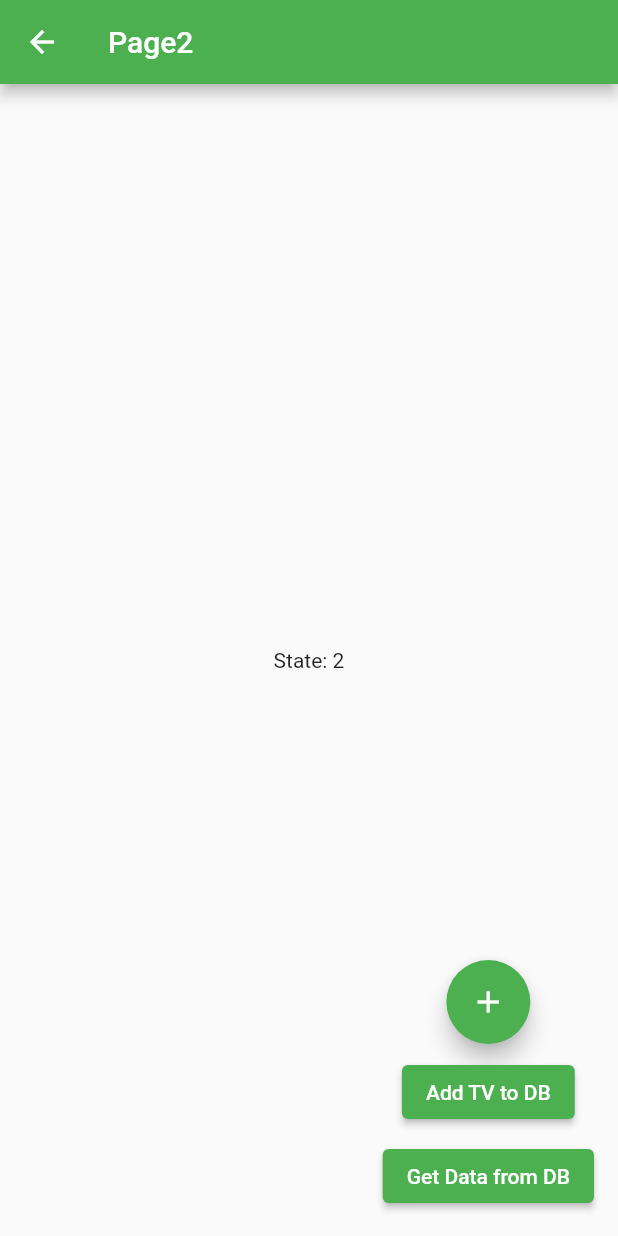
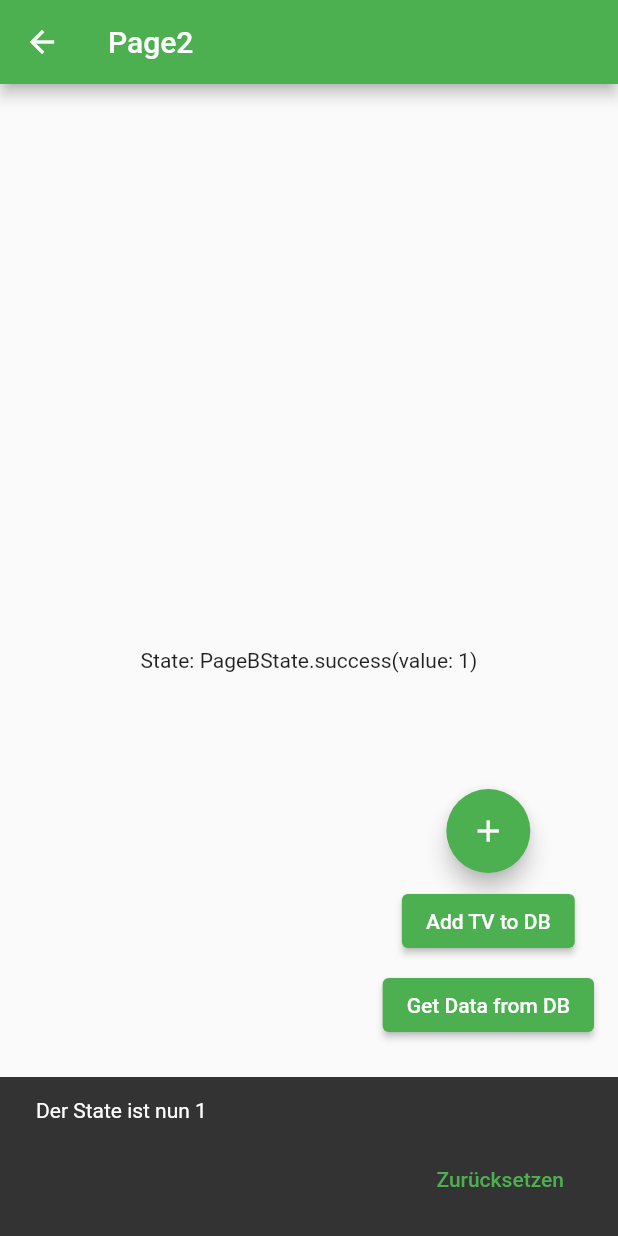
Before and after one commit to FrederickKlyk/FlutterBasics, a Flutter app: the _PageB screen opened directly, after a tap on the "add" icon, on a phone screen of 412 x 824 dp. Run offline on Flutter 3.47's test engine with Material 2 defaults, Android fonts, the phone set to English and light mode, and no system bars; our stand-ins replace bloc, flutter_bloc, freezed_annotation, get_it, logger, sqflite; accounts and stored records are empty.

Commit message:
add sealedclasses for bloc states, add callback for snackbar undo function

```diff
--- a/lib/di/GetItInitializer.dart
+++ b/lib/di/GetItInitializer.dart
@@ -1,5 +1,5 @@
 import 'package:demo1/io/local/DatabaseHelper.dart';
-import 'package:demo1/ui/pageb/PageBCubit.dart';
+import 'package:demo1/ui/pageb/page_b_cubit.dart';
 import 'package:get_it/get_it.dart';
 
 class GetItInitializer {
--- a/lib/ui/pageb/PageB.dart
+++ b/lib/ui/pageb/PageB.dart
@@ -1,8 +1,9 @@
+import 'package:demo1/ui/utils/SnackBarDefault.dart';
 import 'package:flutter/material.dart';
 import 'package:flutter_bloc/flutter_bloc.dart';
 import 'package:get_it/get_it.dart';
 
-import 'PageBCubit.dart';
+import 'page_b_cubit.dart';
 
 final GetIt sl = GetIt.instance;
 
@@ -24,11 +25,19 @@ class _PageB extends StatelessWidget {
     return Scaffold(
       appBar: AppBar(title: Text("Page2")),
       body: Center(
-        child: BlocConsumer<PageBCubit, int>(
-            listener: (context, state){
-
-            },
-            builder: (context, state) => Text("State: $state")),
+        child: BlocConsumer<PageBCubit, PageBState>(
+            listener: (context, state) => state.when(
+                initial: (value) => SnackBarDefault().defaultSnackBar(
+                        context, "Der State ist nun $value", () {
+                      bloc.undo();
+                    }),
+                success: (value) => SnackBarDefault().defaultSnackBar(
+                        context, "Der State ist nun $value", () {
+                      bloc.undo();
+                    })),
+            builder: (context, state) {
+              return Text("State: $state");
+            }),
       ),
       floatingActionButton: Column(
         mainAxisAlignment: MainAxisAlignment.end,
@@ -45,6 +54,7 @@ class _PageB extends StatelessWidget {
           ElevatedButton(
               onPressed: () => bloc.getFromDB(),
               child: Text("Get Data from DB")),
+          SizedBox(height: 8),
         ],
       ),
     );
--- a/lib/ui/pageb/PageBCubit.dart
+++ b/lib/ui/pageb/page_b_cubit.dart
@@ -2,22 +2,30 @@
 import 'package:bloc/bloc.dart';
 import 'package:demo1/io/local/DatabaseHelper.dart';
 import 'package:demo1/io/local/TVSeries.dart';
+import 'package:freezed_annotation/freezed_annotation.dart';
 import 'package:get_it/get_it.dart';
 import 'package:logger/logger.dart';
 
-class PageBCubit extends Cubit<int>{
+part 'page_b_state.dart';
+part 'page_b_cubit.freezed.dart';
+
+class PageBCubit extends Cubit<PageBState>{
+
   late DatabaseHelper databaseHelper;
 
-  PageBCubit({required DatabaseHelper? databaseHelper}) : super(1){
+  PageBCubit({required DatabaseHelper? databaseHelper}) : super(PageBState.initial()){
     this.databaseHelper = databaseHelper ?? GetIt.I<DatabaseHelper>();
   }
-
 
   final dbHelper = GetIt.I<DatabaseHelper>();
   final logger = Logger();
 
   void increment(){
-    emit(state+1);
+    emit(PageBState.success(state.value + 1));
+  }
+
+  void undo(){
+    emit(PageBState.success(state.value - 1));
   }
 
   void insertIntoDB() async{
--- /dev/null
+++ b/lib/ui/pageb/page_b_state.dart
@@ -0,0 +1,7 @@
+part of 'page_b_cubit.dart';
+
+@freezed
+class PageBState with _$PageBState{
+  const factory PageBState.initial([@Default(0) int value]) = _Initial;
+  const factory PageBState.success(int value) = _Success;
+}
--- /dev/null
+++ b/lib/ui/utils/SnackBarDefault.dart
@@ -0,0 +1,11 @@
+import 'package:flutter/material.dart';
+
+class SnackBarDefault {
+  void defaultSnackBar(BuildContext context, String content, Function undo) {
+    ScaffoldMessenger.of(context).showSnackBar(SnackBar(
+      content: Text(content),
+      duration: Duration(seconds: 2),
+      action: SnackBarAction(label: "Zurücksetzen", onPressed: () => undo()),
+    ));
+  }
+}
--- a/pubspec.yaml
+++ b/pubspec.yaml
@@ -35,12 +35,16 @@ dependencies:
   bloc: ^6.1.3
   logger: ^1.0.0
   get_it: ^7.2.0
+  freezed_annotation: ^0.14.2
 
 dev_dependencies:
+  freezed: ^0.14.2
   bloc_test: ^7.0.1
+  build_runner: ^2.0.6
 
   flutter_test:
     sdk: flutter
+
 
 
 # For information on the generic Dart part of this file, see the
```
Also changed, not shown: lib/ui/pageb/page_b_cubit.freezed.dart (added), pubspec.lock.
